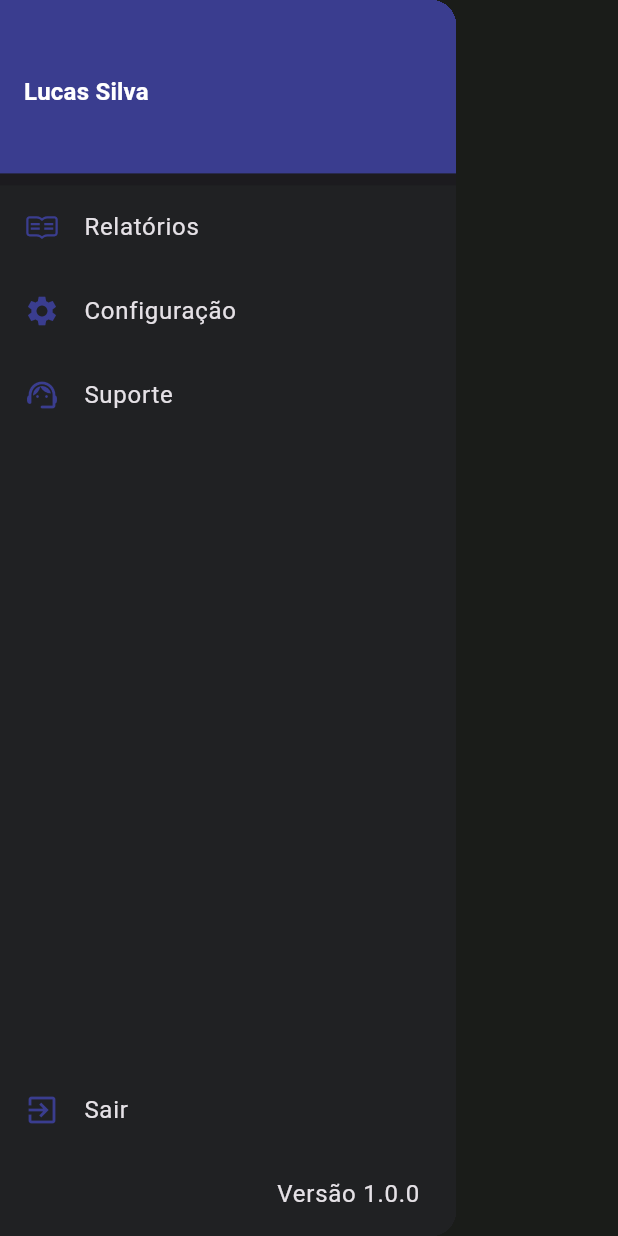
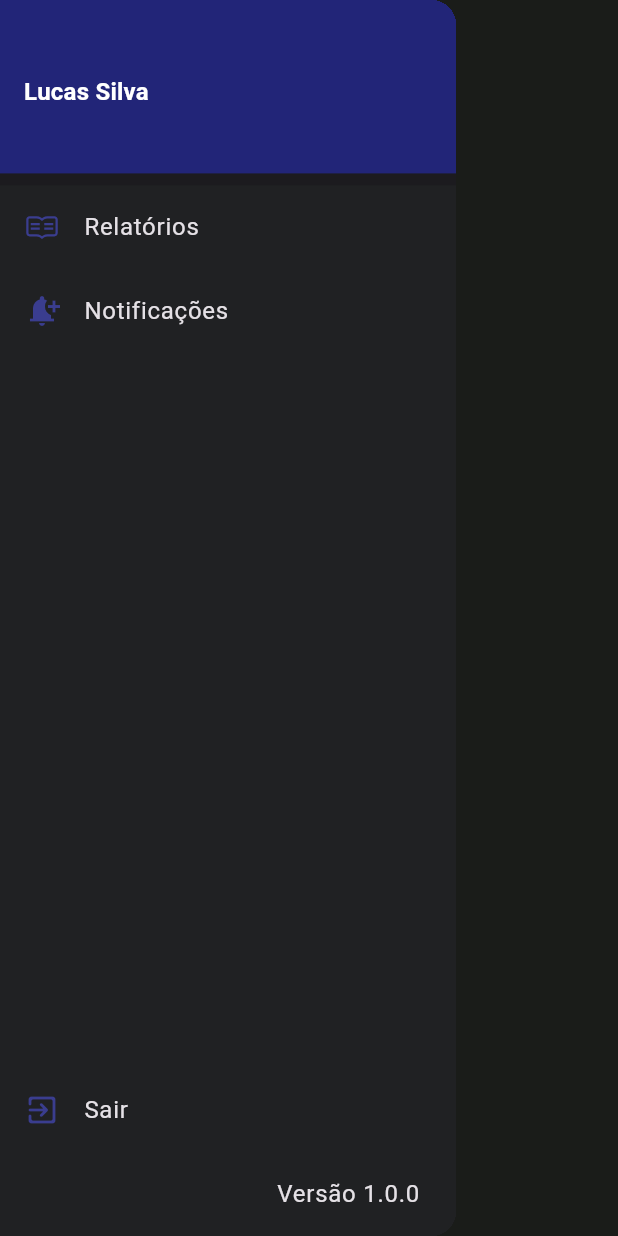
Before and after one commit to lucas3g/up_catalagos, a Flutter app: the MyDrawerWidget widget shown alone on an empty page, opened directly, on a phone screen of 412 x 824 dp. Run offline on Flutter 3.47's test engine with Material 2 defaults, Android fonts, the phone set to English and light mode, and no system bars; our stand-ins replace bot_toast, brasil_fields, cached_network_image, connectivity_plus, dio, flutter_modular and 5 more; accounts and stored records are empty; network calls fail.

Commit message:
fix: theme

```diff
--- a/lib/app/modules/home/presenter/widgets/my_drawer_widget.dart
+++ b/lib/app/modules/home/presenter/widgets/my_drawer_widget.dart
@@ -26,13 +26,11 @@ class _MyDrawerWidgetState extends State<MyDrawerWidget> {
             height: context.screenHeight * .15,
             child: Theme(
               data: ThemeData().copyWith(
-                dividerColor: context.myTheme.background,
+                dividerColor: Colors.transparent,
               ),
               child: DrawerHeader(
                 decoration: BoxDecoration(
-                  color: ThemeModeController.themeMode == ThemeMode.dark
-                      ? context.myTheme.primaryContainer
-                      : context.myTheme.primary,
+                  color: context.myTheme.onPrimary,
                 ),
                 child: Column(
                   mainAxisAlignment: MainAxisAlignment.center,
@@ -66,15 +64,8 @@ class _MyDrawerWidgetState extends State<MyDrawerWidget> {
                       onTap: () {},
                     ),
                     MyListTileWidget(
-                      leftIcon: Icons.settings,
-                      title: 'Configuração',
-                      onTap: () {
-                        ThemeModeController.appStore.changeThemeMode();
-                      },
-                    ),
-                    MyListTileWidget(
-                      leftIcon: Icons.support_agent_rounded,
-                      title: 'Suporte',
+                      leftIcon: Icons.notification_add,
+                      title: 'Notificações',
                       onTap: () {},
                     ),
                   ],
@@ -82,7 +73,7 @@ class _MyDrawerWidgetState extends State<MyDrawerWidget> {
                 Column(
                   children: [
                     MyListTileWidget(
-                      leftIcon: Icons.exit_to_app,
+                      leftIcon: Icons.exit_to_app_rounded,
                       title: 'Sair',
                       onTap: () async {
                         final localStorage = Modular.get<ILocalStorage>();
--- a/lib/app/shared/components/my_elevated_button_widget.dart
+++ b/lib/app/shared/components/my_elevated_button_widget.dart
@@ -1,7 +1,6 @@
 // ignore_for_file: public_member_api_docs, sort_constructors_first
 import 'package:flutter/material.dart';
 import 'package:up_catalagos/app/core_module/constants/constants.dart';
-import 'package:up_catalagos/app/core_module/services/theme_mode/theme_mode_controller.dart';
 
 class MyElevatedButtonWidget extends StatefulWidget {
   final Widget label;
@@ -34,10 +33,7 @@ class _MyElevatedButtonWidgetState extends State<MyElevatedButtonWidget> {
       child: ElevatedButton(
         onPressed: widget.onPressed,
         style: ElevatedButton.styleFrom(
-          backgroundColor: widget.backgroundColor ??
-              (ThemeModeController.themeMode == ThemeMode.dark
-                  ? context.myTheme.onPrimary
-                  : context.myTheme.primary),
+          backgroundColor: widget.backgroundColor ?? context.myTheme.onPrimary,
           shape: RoundedRectangleBorder(
             borderRadius: BorderRadius.circular(10),
           ),
--- a/lib/app/shared/components/my_list_tile_widget.dart
+++ b/lib/app/shared/components/my_list_tile_widget.dart
@@ -1,6 +1,5 @@
 import 'package:flutter/material.dart';
 import 'package:up_catalagos/app/core_module/constants/constants.dart';
-import 'package:up_catalagos/app/core_module/services/theme_mode/theme_mode_controller.dart';
 
 class MyListTileWidget extends StatelessWidget {
   final IconData leftIcon;
@@ -14,15 +13,11 @@ class MyListTileWidget extends StatelessWidget {
     return Material(
       color: Colors.transparent,
       child: ListTile(
-        hoverColor: ThemeModeController.themeMode == ThemeMode.dark
-            ? context.myTheme.onPrimary.withOpacity(0.4)
-            : context.myTheme.primary.withOpacity(0.4),
+        hoverColor: context.myTheme.onPrimary.withOpacity(0.4),
         minLeadingWidth: 2,
         leading: Icon(
           leftIcon,
-          color: ThemeModeController.themeMode == ThemeMode.dark
-              ? context.myTheme.primaryContainer
-              : context.myTheme.primary,
+          color: context.myTheme.primaryContainer,
         ),
         title: Text(title),
         onTap: onTap,
```
Also changed, not shown: lib/app/modules/auth/presenter/auth_page.dart (+9 -0 lines), lib/app/modules/home/presenter/home_page.dart (+3 -11 lines), lib/app/shared/components/my_input_widget.dart (+3 -10 lines), lib/app_widget.dart (+1 -6 lines).
